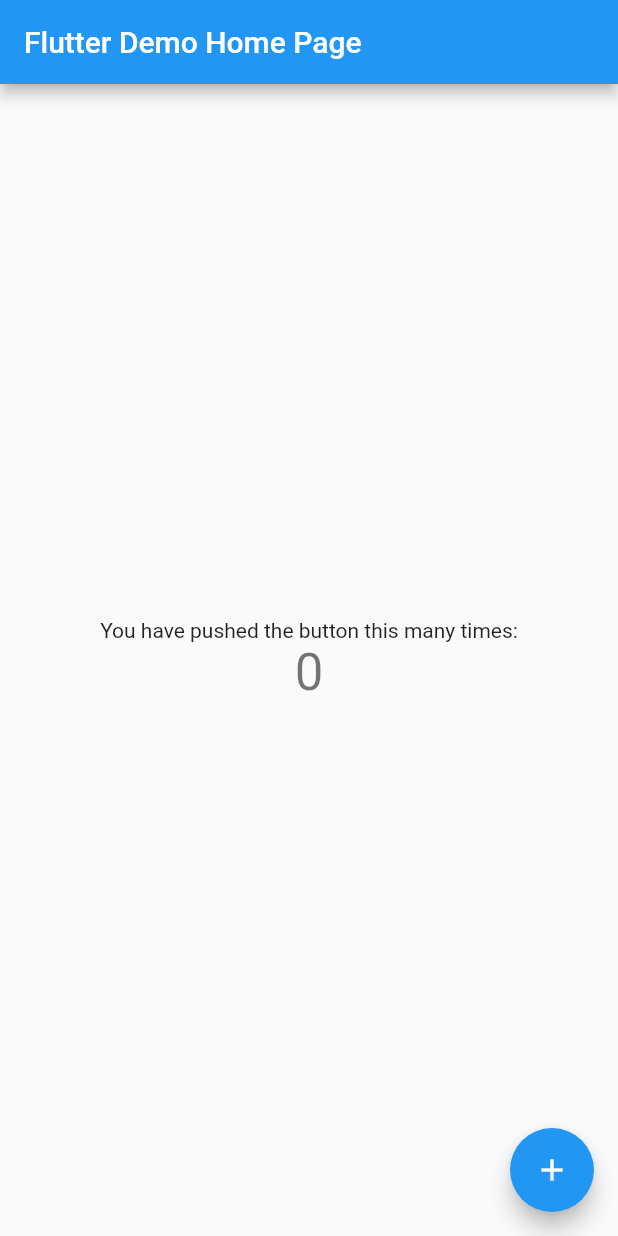
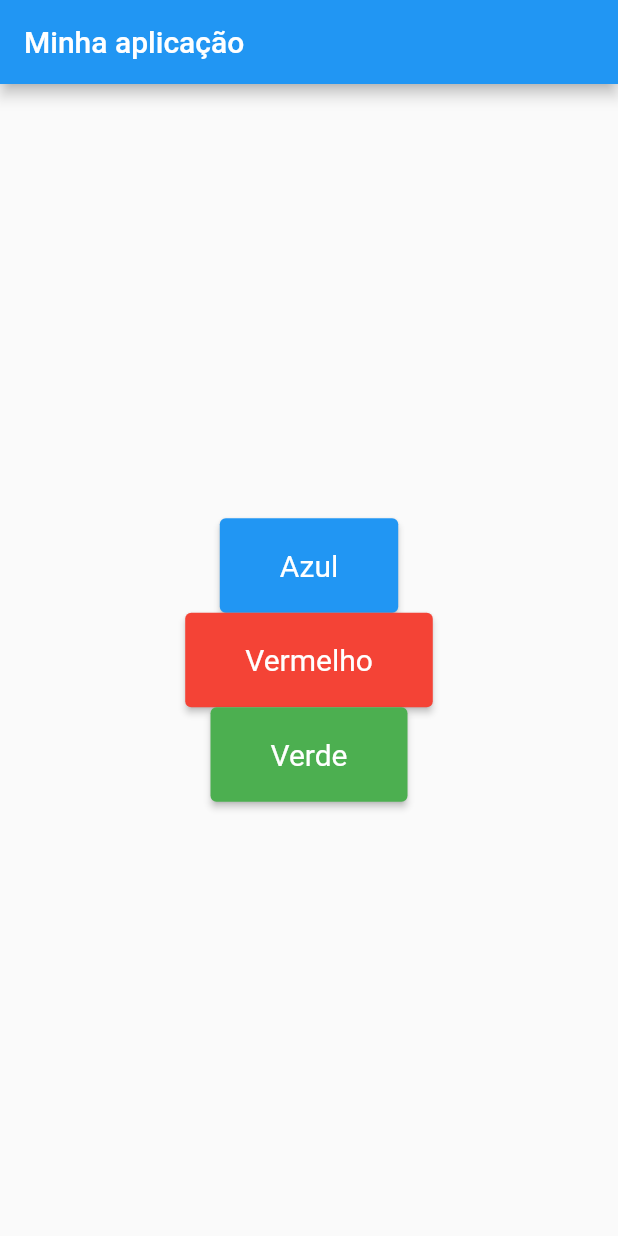
Before and after one commit to JoyceKell/teste02, a Flutter app: the screen it shows after launch, on a phone screen of 412 x 824 dp. Run offline on Flutter 3.47's test engine with Material 2 defaults, Android fonts, the phone set to English and light mode, and no system bars.

Commit message:
develop: adicionando features e paginas

```diff
--- /dev/null
+++ b/lib/color_button.dart
@@ -0,0 +1,30 @@
+import 'package:flutter/material.dart';
+
+class ColorButton extends StatelessWidget {
+  final Color color;
+  final String text;
+  final VoidCallback onPressed;
+
+  const ColorButton({
+    Key? key,
+    required this.color,
+    required this.text,
+    required this.onPressed,
+  }) : super(key: key);
+
+  @override
+  Widget build(BuildContext context) {
+    return ElevatedButton(
+      onPressed: onPressed,
+      child: Text(text),
+      style: ElevatedButton.styleFrom(
+        primary: color,
+        padding: const EdgeInsets.symmetric(
+          horizontal: 40,
+          vertical: 20,
+        ),
+        textStyle: const TextStyle(fontSize: 20),
+      ),
+    );
+  }
+}
--- /dev/null
+++ b/lib/home.dart
@@ -0,0 +1,97 @@
+import 'package:flutter/material.dart';
+
+import 'color_detail_page.dart';
+import 'color_button.dart';
+
+class Home extends StatelessWidget {
+  const Home({Key? key}) : super(key: key);
+
+  Future<bool> _showConfirmationDialog(BuildContext context) async {
+    return await showDialog(
+      context: context,
+      builder: (context) {
+        return AlertDialog(
+          title: Text('Tem certeza que deseja sair?'),
+          actions: <Widget>[
+            TextButton(
+              child: Text('Cancelar'),
+              onPressed: () {
+                Navigator.of(context).pop(false);
+              },
+            ),
+            TextButton(
+              child: Text('Sair'),
+              onPressed: () {
+                Navigator.of(context).pop(true);
+              },
+            ),
+          ],
+        );
+      },
+    );
+  }
+
+  @override
+  Widget build(BuildContext context) {
+    return WillPopScope(
+      onWillPop: () => _showConfirmationDialog(context),
+      child: Scaffold(
+        appBar: AppBar(
+          title: const Text('Minha aplicação'),
+        ),
+        body: Center(
+          child: Column(
+            mainAxisAlignment: MainAxisAlignment.center,
+            children: [
+              ColorButton(
+                color: Colors.blue,
+                text: 'Azul',
+                onPressed: () {
+                  Navigator.push(
+                    context,
+                    MaterialPageRoute(
+                      builder: (context) => ColorDetailPage(
+                        colorName: 'Azul',
+                        color: Colors.blue,
+                      ),
+                    ),
+                  );
+                },
+              ),
+              ColorButton(
+                color: Colors.red,
+                text: 'Vermelho',
+                onPressed: () {
+                  Navigator.push(
+                    context,
+                    MaterialPageRoute(
+                      builder: (context) => ColorDetailPage(
+                        colorName: 'Vermelho',
+                        color: Colors.red,
+                      ),
+                    ),
+                  );
+                },
+              ),
+              ColorButton(
+                color: Colors.green,
+                text: 'Verde',
+                onPressed: () {
+                  Navigator.push(
+                    context,
+                    MaterialPageRoute(
+                      builder: (context) => ColorDetailPage(
+                        colorName: 'Verde',
+                        color: Colors.green,
+                      ),
+                    ),
+                  );
+                },
+              ),
+            ],
+          ),
+        ),
+      ),
+    );
+  }
+}
--- a/lib/main.dart
+++ b/lib/main.dart
@@ -1,115 +1,9 @@
 import 'package:flutter/material.dart';
 
+import 'home.dart';
+
 void main() {
-  runApp(const MyApp());
+  runApp(MaterialApp(
+    home: Home(),
+  ));
 }
-
-class MyApp extends StatelessWidget {
-  const MyApp({super.key});
-
-  // This widget is the root of your application.
-  @override
-  Widget build(BuildContext context) {
-    return MaterialApp(
-      title: 'Flutter Demo',
-      theme: ThemeData(
-        // This is the theme of your application.
-        //
-        // Try running your application with "flutter run". You'll see the
-        // application has a blue toolbar. Then, without quitting the app, try
-        // changing the primarySwatch below to Colors.green and then invoke
-        // "hot reload" (press "r" in the console where you ran "flutter run",
-        // or simply save your changes to "hot reload" in a Flutter IDE).
-        // Notice that the counter didn't reset back to zero; the application
-        // is not restarted.
-        primarySwatch: Colors.blue,
-      ),
-      home: const MyHomePage(title: 'Flutter Demo Home Page'),
-    );
-  }
-}
-
-class MyHomePage extends StatefulWidget {
-  const MyHomePage({super.key, required this.title});
-
-  // This widget is the home page of your application. It is stateful, meaning
-  // that it has a State object (defined below) that contains fields that affect
-  // how it looks.
-
-  // This class is the configuration for the state. It holds the values (in this
-  // case the title) provided by the parent (in this case the App widget) and
-  // used by the build method of the State. Fields in a Widget subclass are
-  // always marked "final".
-
-  final String title;
-
-  @override
-  State<MyHomePage> createState() => _MyHomePageState();
-}
-
-class _MyHomePageState extends State<MyHomePage> {
-  int _counter = 0;
-
-  void _incrementCounter() {
-    setState(() {
-      // This call to setState tells the Flutter framework that something has
-      // changed in this State, which causes it to rerun the build method below
-      // so that the display can reflect the updated values. If we changed
-      // _counter without calling setState(), then the build method would not be
-      // called again, and so nothing would appear to happen.
-      _counter++;
-    });
-  }
-
-  @override
-  Widget build(BuildContext context) {
-    // This method is rerun every time setState is called, for instance as done
-    // by the _incrementCounter method above.
-    //
-    // The Flutter framework has been optimized to make rerunning build methods
-    // fast, so that you can just rebuild anything that needs updating rather
-    // than having to individually change instances of widgets.
-    return Scaffold(
-      appBar: AppBar(
-        // Here we take the value from the MyHomePage object that was created by
-        // the App.build method, and use it to set our appbar title.
-        title: Text(widget.title),
-      ),
-      body: Center(
-        // Center is a layout widget. It takes a single child and positions it
-        // in the middle of the parent.
-        child: Column(
-          // Column is also a layout widget. It takes a list of children and
-          // arranges them vertically. By default, it sizes itself to fit its
-          // children horizontally, and tries to be as tall as its parent.
-          //
-          // Invoke "debug painting" (press "p" in the console, choose the
-          // "Toggle Debug Paint" action from the Flutter Inspector in Android
-          // Studio, or the "Toggle Debug Paint" command in Visual Studio Code)
-          // to see the wireframe for each widget.
-          //
-          // Column has various properties to control how it sizes itself and
-          // how it positions its children. Here we use mainAxisAlignment to
-          // center the children vertically; the main axis here is the vertical
-          // axis because Columns are vertical (the cross axis would be
-          // horizontal).
-          mainAxisAlignment: MainAxisAlignment.center,
-          children: <Widget>[
-            const Text(
-              'You have pushed the button this many times:',
-            ),
-            Text(
-              '$_counter',
-              style: Theme.of(context).textTheme.headlineMedium,
-            ),
-          ],
-        ),
-      ),
-      floatingActionButton: FloatingActionButton(
-        onPressed: _incrementCounter,
-        tooltip: 'Increment',
-        child: const Icon(Icons.add),
-      ), // This trailing comma makes auto-formatting nicer for build methods.
-    );
-  }
-}
```
Also changed, not shown: lib/color_detail_page.dart (added, +63 -0 lines).
